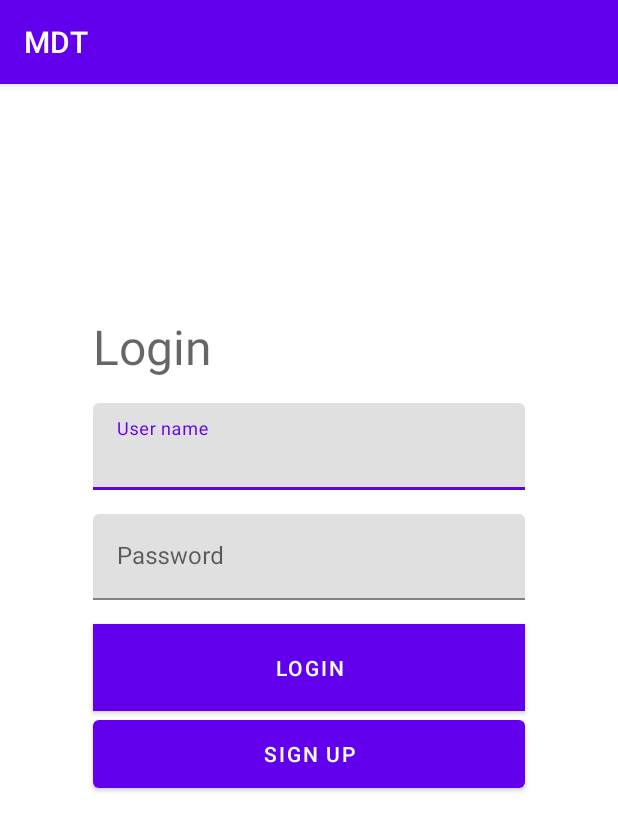
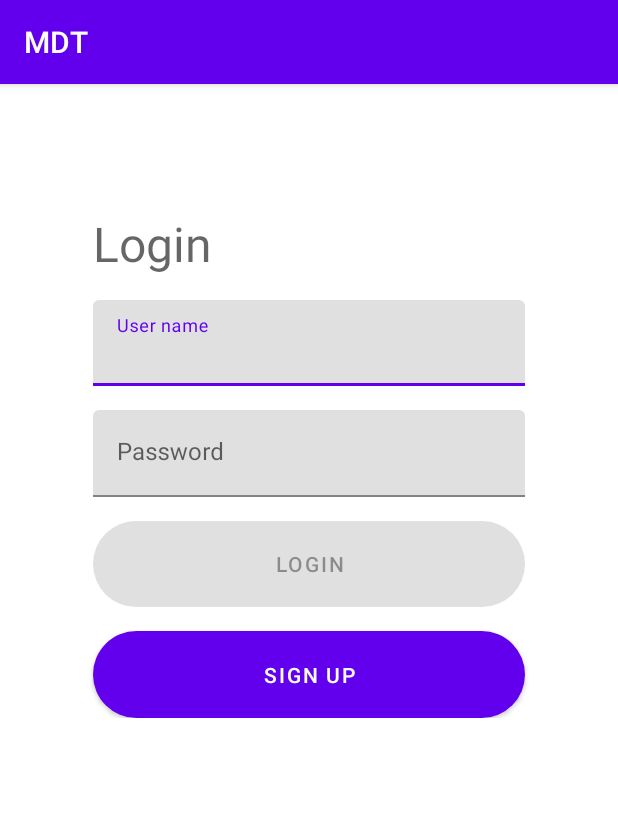
Before and after one commit to sbrishta/mdt, an Android app: the screen it shows after launch (LoginActivity), on a phone screen of 412 x 824 dp. Shown: the top 831 px of the screen. Run offline under Robolectric (Android 15) with nearby library versions, the phone set to English and light mode, and no system bars.

Commit message:
login view and button status updated, login landscape mode with scroll view, hide keyboard on click login implemented

```diff
--- a/app/src/main/java/com/sbr/mdt/login/ui/LoginActivity.kt
+++ b/app/src/main/java/com/sbr/mdt/login/ui/LoginActivity.kt
@@ -1,5 +1,7 @@
 package com.sbr.mdt.login.ui
 
+import android.app.Activity
+import android.content.Context
 import android.content.Intent
 import androidx.lifecycle.Observer
 import androidx.lifecycle.ViewModelProvider
@@ -10,6 +12,7 @@ import android.text.Editable
 import android.text.TextWatcher
 import android.view.View
 import android.view.inputmethod.EditorInfo
+import android.view.inputmethod.InputMethodManager
 import android.widget.EditText
 import android.widget.ProgressBar
 import android.widget.Toast
@@ -36,6 +39,7 @@ class LoginActivity : AppCompatActivity() {
         val login = binding.btnLogin
         val register = binding.btnRegister
         val loading = binding.loginProgress
+        login.isEnabled = false
 
         loginViewModel = ViewModelProvider(this, LoginViewModelFactory())
             .get(LoginViewModel::class.java)
@@ -98,9 +102,13 @@ class LoginActivity : AppCompatActivity() {
             }
         }
     }
-
+    fun Context.hideKeyboard(view: View) {
+        val inputMethodManager = getSystemService(Activity.INPUT_METHOD_SERVICE) as InputMethodManager
+        inputMethodManager.hideSoftInputFromWindow(view.windowToken, 0)
+    }
     private fun startLogin(loading:ProgressBar,username:TextInputEditText,password:TextInputEditText){
         loading.visibility = View.VISIBLE
+        hideKeyboard((currentFocus?: this) as View)
         loginViewModel.login(username.text.toString().trim(), password.text.toString().trim())
     }
     private fun showDashBoard() {
--- a/app/src/main/java/com/sbr/mdt/login/ui/LoginViewModel.kt
+++ b/app/src/main/java/com/sbr/mdt/login/ui/LoginViewModel.kt
@@ -58,7 +58,7 @@ class LoginViewModel(private val loginRepository : LoginRepository) : ViewModel(
 
     // A placeholder password validation check
     private fun isPasswordValid(password : String) : Boolean {
-        return password.length > 5
+        return password.length >= 1
     }
 
     fun saveLoginUser(model:LoginResponse){
--- a/app/src/main/res/layout/activity_login.xml
+++ b/app/src/main/res/layout/activity_login.xml
@@ -1,10 +1,17 @@
 <?xml version="1.0" encoding="utf-8"?>
-<androidx.constraintlayout.widget.ConstraintLayout xmlns:android="http://schemas.android.com/apk/res/android"
+<ScrollView xmlns:android="http://schemas.android.com/apk/res/android"
     xmlns:app="http://schemas.android.com/apk/res-auto"
     xmlns:tools="http://schemas.android.com/tools"
     android:layout_width="match_parent"
     android:layout_height="match_parent"
     tools:context=".login.ui.LoginActivity">
+
+    <androidx.constraintlayout.widget.ConstraintLayout
+        android:layout_width="match_parent"
+        android:layout_height="0dp">
+
+
+
 
     <androidx.constraintlayout.widget.Guideline
         android:id="@+id/guideline4"
@@ -87,7 +94,7 @@
         android:layout_height="0dp"
         android:layout_marginTop="16dp"
         android:text="@string/login_btn_txt"
-        android:background="@color/round_button_color"
+        android:background="@drawable/rounded_corner_button"
         app:layout_constraintDimensionRatio="5:1"
         app:layout_constraintEnd_toStartOf="@+id/guideline3"
         app:layout_constraintStart_toStartOf="@+id/guideline2"
@@ -98,6 +105,8 @@
         android:layout_width="0dp"
         android:layout_height="0dp"
         android:text="@string/sign_up_btn_txt"
+        android:layout_marginTop="@dimen/button_margin"
+        android:background="@drawable/rounded_corner_button"
         app:layout_constraintDimensionRatio="5:1"
         app:layout_constraintEnd_toStartOf="@+id/guideline3"
         app:layout_constraintStart_toStartOf="@+id/guideline2"
@@ -117,3 +126,4 @@
 
 
 </androidx.constraintlayout.widget.ConstraintLayout>
+    </ScrollView>
--- a/app/src/main/res/values/strings.xml
+++ b/app/src/main/res/values/strings.xml
@@ -11,7 +11,7 @@
     <string name="action_sign_in">Sign in or register</string>
     <string name="action_sign_in_short">Sign in</string>
     <string name="invalid_username">Username required</string>
-    <string name="invalid_password">Password must be >5 characters</string>
+    <string name="invalid_password">Password required</string>
     <string name="login_failed">"Login failed"</string>
     <string name="welcome">Welcome!</string>
     <string name="btn_make_transfer_txt">MAKE TRANSFER</string>
```
